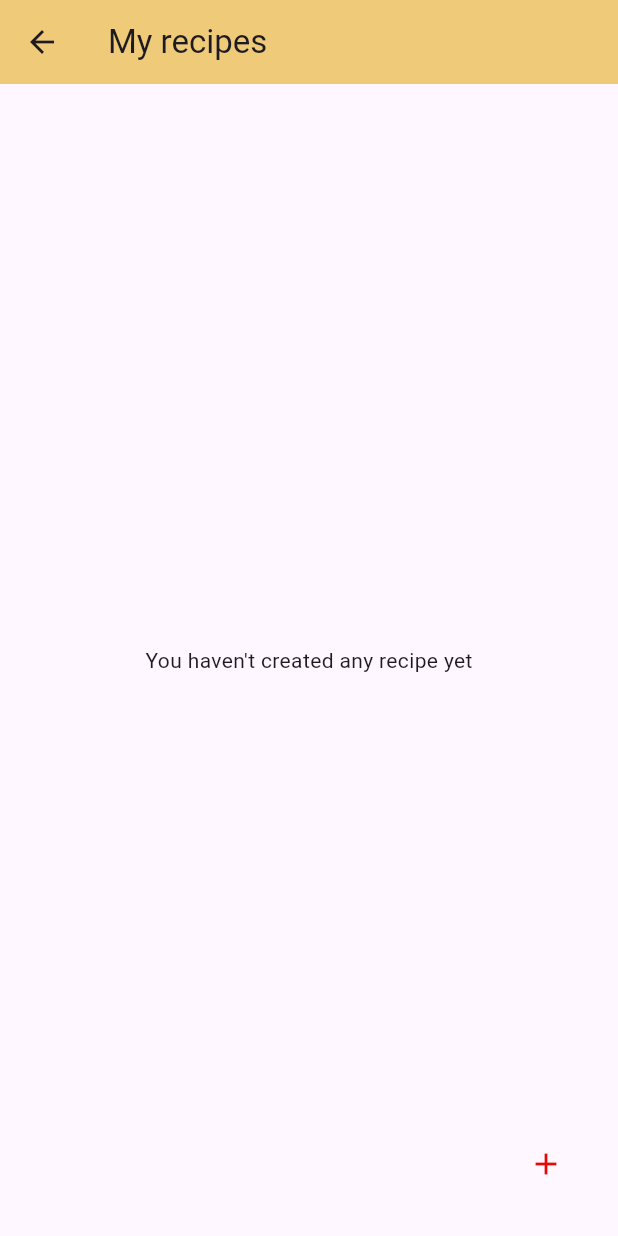
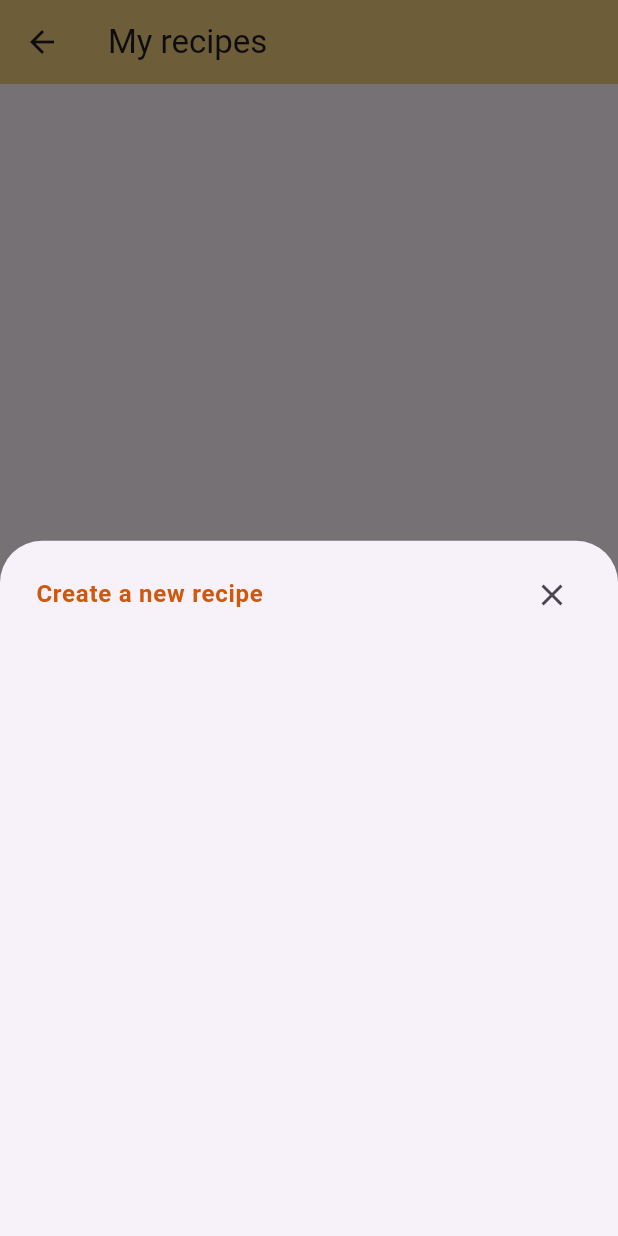
Before and after one commit to orojdz/final_project_app, a Flutter app: the MyRecipes screen opened directly, after a tap on the "add" icon, on a phone screen of 412 x 824 dp. Run offline on Flutter 3.47's test engine with Material 3 defaults, Android fonts, the phone set to English and light mode, and no system bars.

Commit message:
work in process: My recipes page

```diff
--- a/app/lib/screen/my_recipes.dart
+++ b/app/lib/screen/my_recipes.dart
@@ -14,7 +14,9 @@ class MyRecipes extends StatelessWidget {
       floatingActionButton: Padding(
         padding: const EdgeInsets.all(8.0),
         child: IconButton(
-          onPressed: () {},
+          onPressed: () {
+            _displayFormSheet(context);
+          },
           icon: Icon(Icons.add),
           color: Color.fromARGB(255, 232, 7, 7),
           tooltip: 'New recipe',
@@ -22,4 +24,32 @@ class MyRecipes extends StatelessWidget {
       ),
     );
   }
+
+  Future _displayFormSheet(BuildContext context) {
+    return showModalBottomSheet(
+      context: context,
+      builder: (context) => Container(
+        height: 600,
+        child: Padding(
+          padding: const EdgeInsets.all(8.0),
+          child: Column(
+            children: [
+              ListTile(
+                title: Text(
+                  'Create a new recipe',
+                  style: TextStyle(
+                      fontWeight: FontWeight.w600,
+                      color: Color.fromARGB(255, 208, 87, 12)),
+                ),
+                trailing: Icon(Icons.close),
+                onTap: () {
+                  Navigator.pop(context);
+                },
+              ),
+            ],
+          ),
+        ),
+      ),
+    );
+  }
 }
```
